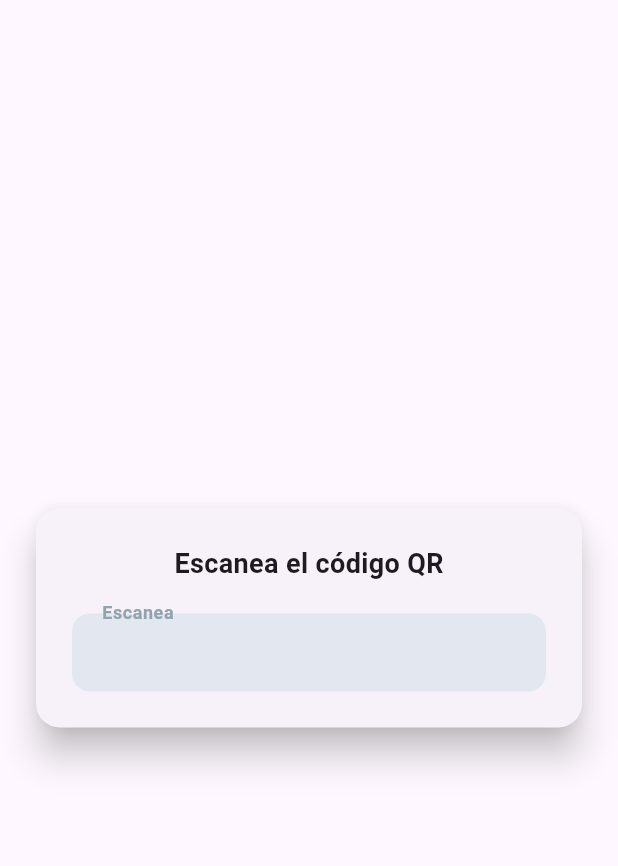
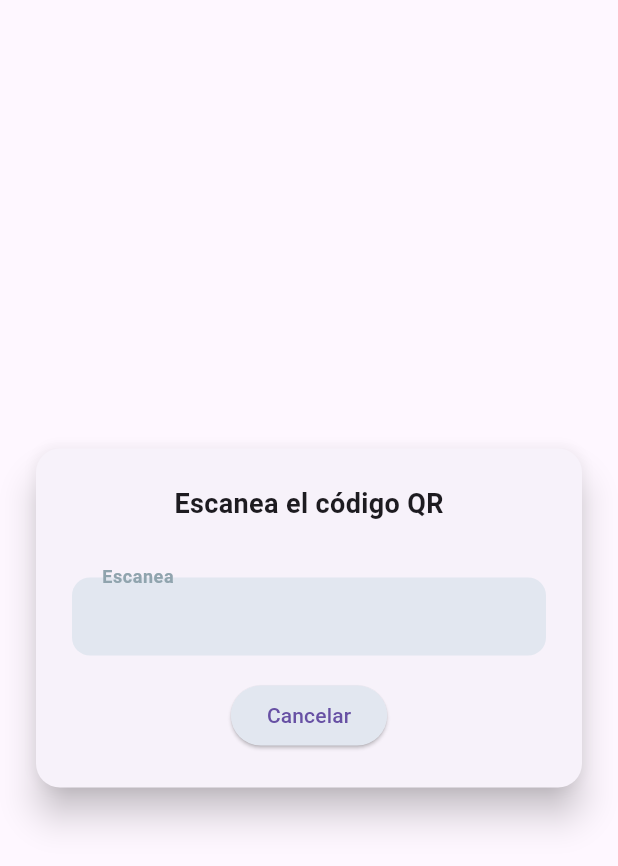
Before and after one commit to JoseRaulVerde/flow_control, a Flutter app: the ScanningCode widget shown alone on an empty page, opened directly, on a phone screen of 412 x 824 dp. Shown: the top 866 px of the screen. Run offline on Flutter 3.47's test engine with Material 3 defaults, Android fonts, the phone set to English and light mode, and no system bars; our stand-ins replace logger, shared_preferences; accounts and stored records are empty; Roboto replaces fonts that are missing (SF Pro Display).

Commit message:
fix: add button at scannin_code modal

```diff
--- a/lib/widgets/scanning_code.dart
+++ b/lib/widgets/scanning_code.dart
@@ -43,10 +43,10 @@ class _ScanningCodeState extends State<ScanningCode> {
     });
     final error = await userActions.loginByCode(code);
     if (error == null && mounted) {
-      FocusScope.of(context).unfocus(); // Cierra teclado si estaba activo
       Navigator.pushReplacementNamed(context, AppRoutes.home);
     } else if (mounted) {
       showAlertModal(context, error ?? 'Ocurrió un error inesperado');
+      widget.focusNode.requestFocus();
     }
 
     setState(() {
@@ -67,6 +67,7 @@ class _ScanningCodeState extends State<ScanningCode> {
           child: SizedBox(
             width: 400,
             child: Column(
+              spacing: 8,
               mainAxisSize: MainAxisSize.min,
               children: [
                 const Text(
@@ -77,6 +78,7 @@ class _ScanningCodeState extends State<ScanningCode> {
                   TextField(
                     showCursor: false,
                     obscureText: true,
+                    controller: _barcodeController,
                     focusNode: widget.focusNode,
                     keyboardType: TextInputType.none,
                     decoration: FormStyles.getInputDecoration(
@@ -93,6 +95,14 @@ class _ScanningCodeState extends State<ScanningCode> {
                 LoadingCheck(message: 'Buscando Usuario', icon: Icon(Icons.search), loading: _isLoading)
                 :
                 SizedBox(),
+                ElevatedButton(
+                  onPressed: (){
+                    Navigator.pop(context);
+                  },
+                  style: ElevatedButton.styleFrom(
+                    backgroundColor:  Color.fromARGB(255, 226, 231, 240),
+                  ), child: const  Text('Cancelar'),
+                )
               ],
             ),
           ),
```
